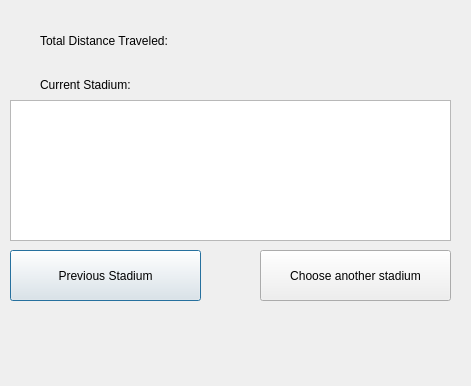
First picture: the form in dodgerstadiumtrip.ui, repository Ling2251/CS1D-Project-2-Baseball-Project, before the edit.
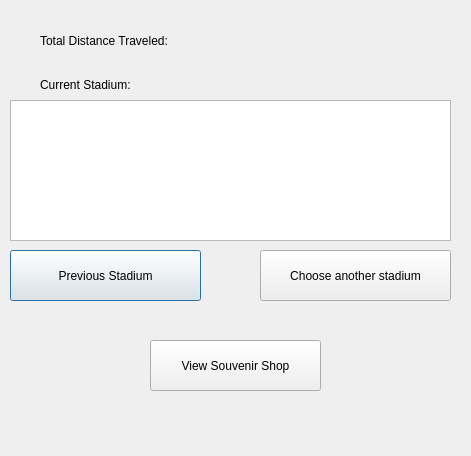
Second picture: the form after the edit.

Commit message: made souvenir buttonfor peijun

```diff
--- a/dodgerstadiumtrip.ui
+++ b/dodgerstadiumtrip.ui
@@ -7,7 +7,7 @@
     <x>0</x>
     <y>0</y>
     <width>471</width>
-    <height>386</height>
+    <height>456</height>
    </rect>
   </property>
   <property name="windowTitle">
@@ -75,6 +75,19 @@
     </rect>
    </property>
   </widget>
+  <widget class="QPushButton" name="pushButton_3">
+   <property name="geometry">
+    <rect>
+     <x>150</x>
+     <y>340</y>
+     <width>171</width>
+     <height>51</height>
+    </rect>
+   </property>
+   <property name="text">
+    <string>View Souvenir Shop</string>
+   </property>
+  </widget>
  </widget>
  <resources/>
  <connections/>
```
The commit also changes 4 other files.
